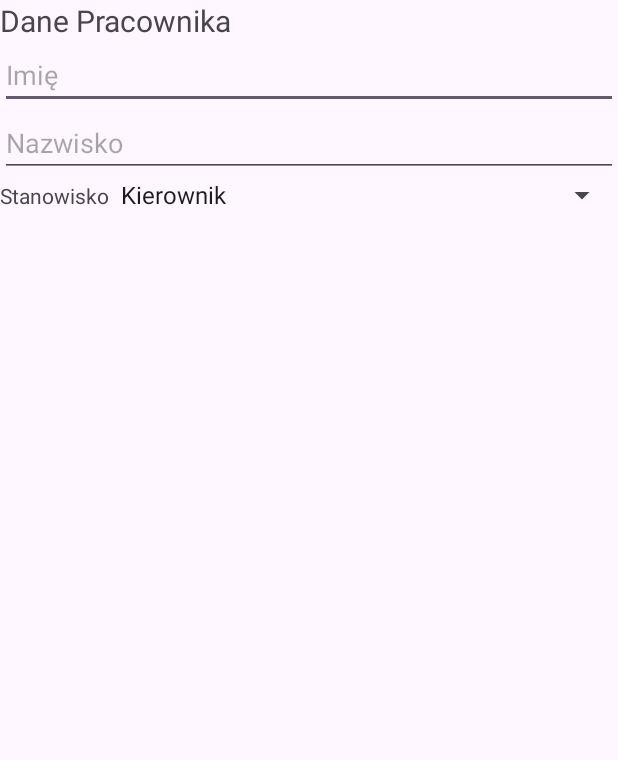
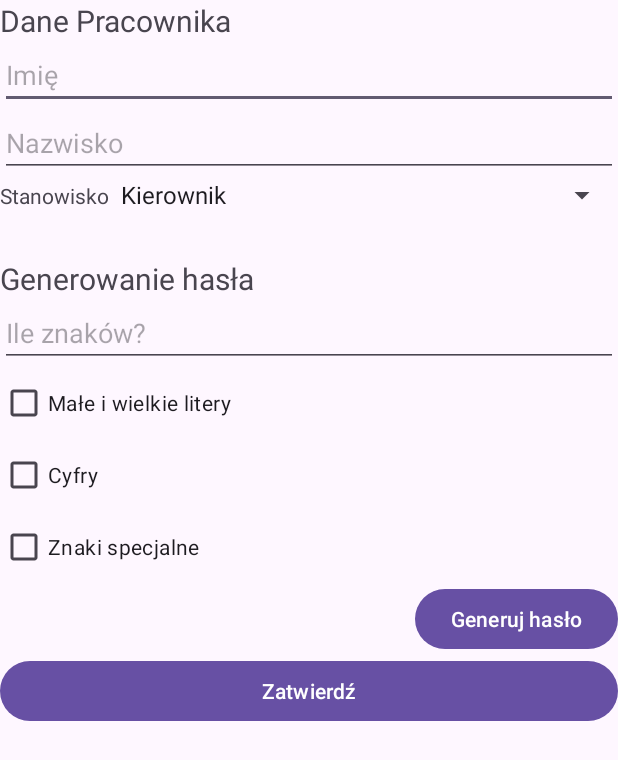
Before and after one commit to Jednaczwarta/ZadanieZaliczenie, an Android app: the screen it shows after launch (MainActivity), on a phone screen of 412 x 824 dp. Shown: the top 760 px of the screen. Run offline under Robolectric (Android 15) with nearby library versions, the phone set to English and light mode, and no system bars.

Commit message:
Dodanie reszty textView, editText, checkBox oraz Button

```diff
--- a/app/src/main/res/layout/activity_main.xml
+++ b/app/src/main/res/layout/activity_main.xml
@@ -40,6 +40,42 @@
         android:layout_height="wrap_content"/>
     </LinearLayout>
 
+    <TextView
+        android:layout_width="match_parent"
+        android:layout_height="wrap_content"
+        android:text="Generowanie hasła"
+        android:textSize="20sp"
+        android:layout_marginTop="30dp"/>
 
+    <EditText
+        android:layout_width="match_parent"
+        android:layout_height="wrap_content"
+        android:hint="Ile znaków?"/>
+
+    <CheckBox
+        android:layout_width="wrap_content"
+        android:layout_height="wrap_content"
+        android:text="Małe i wielkie litery"/>
+
+    <CheckBox
+        android:layout_width="wrap_content"
+        android:layout_height="wrap_content"
+        android:text="Cyfry"/>
+
+    <CheckBox
+        android:layout_width="wrap_content"
+        android:layout_height="wrap_content"
+        android:text="Znaki specjalne"/>
+
+    <Button
+        android:layout_width="wrap_content"
+        android:layout_height="wrap_content"
+        android:text="Generuj hasło"
+        android:layout_gravity="end"/>
+
+    <Button
+        android:layout_width="match_parent"
+        android:layout_height="wrap_content"
+        android:text="Zatwierdź"/>
 
 </LinearLayout>
```
